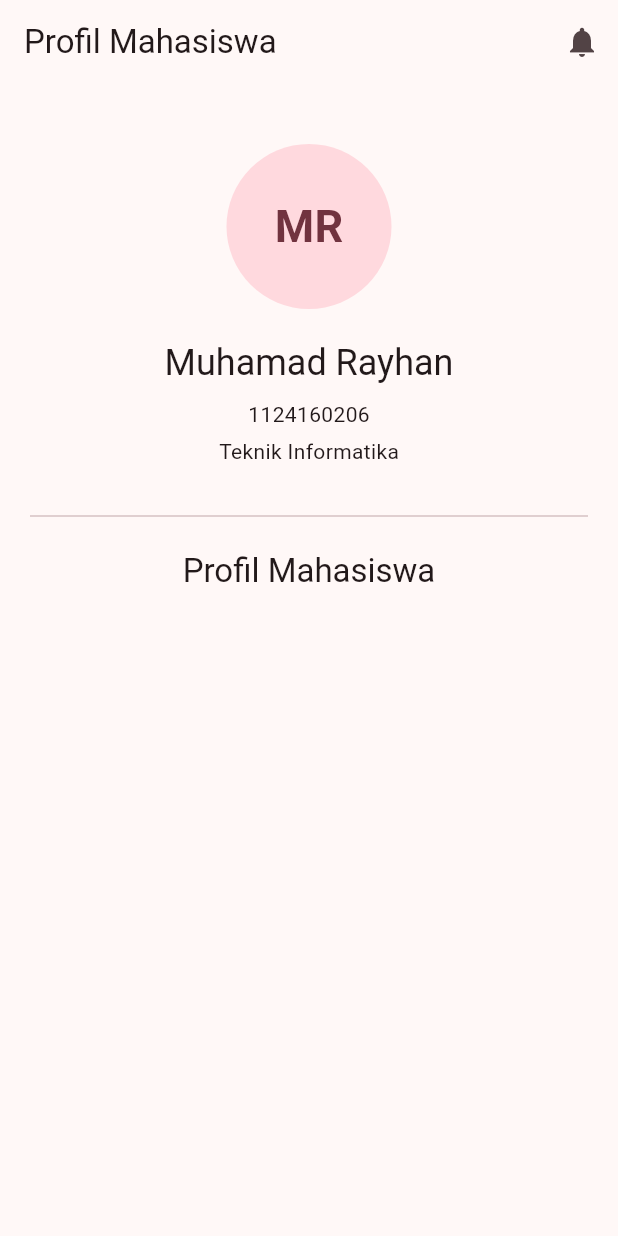
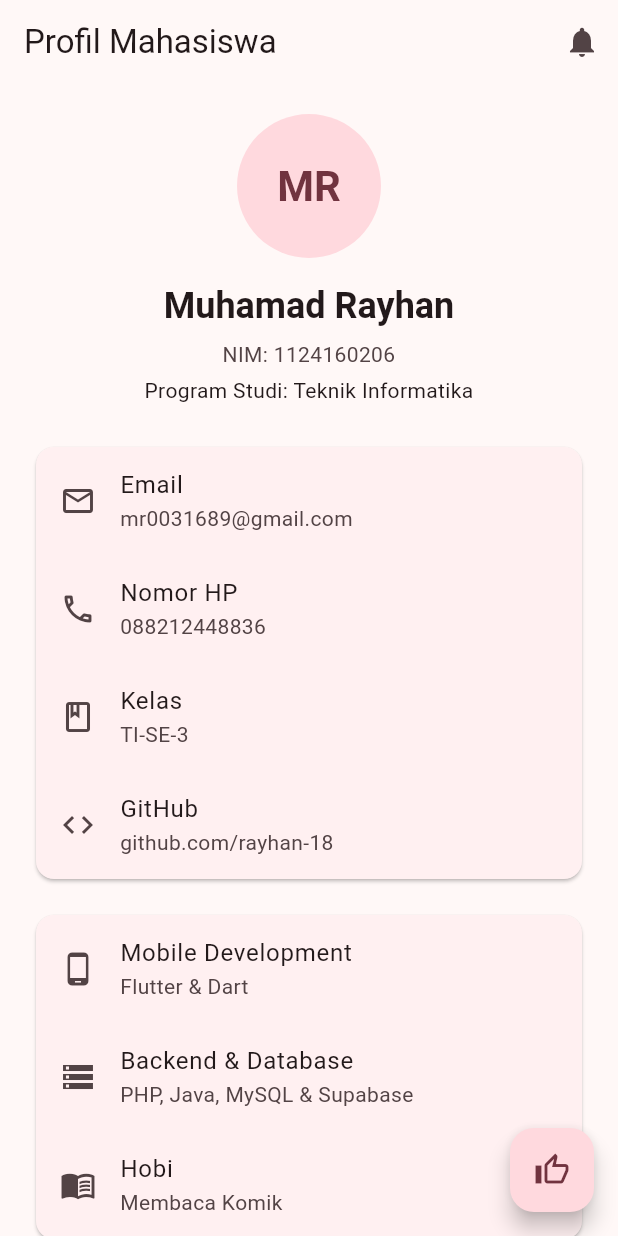
Before and after one commit to rayhan-18/uts-pml-1124160206, a Flutter app: the screen it shows after launch, on a phone screen of 412 x 824 dp. Run offline on Flutter 3.47's test engine with Material 3 defaults, Android fonts, the phone set to English and light mode, and no system bars.

Commit message:
tahap 3: kartu informasi dan InfoTile

```diff
--- a/lib/profile_page.dart
+++ b/lib/profile_page.dart
@@ -1,4 +1,3 @@
-
 import 'package:flutter/material.dart';
 
 class ProfilePage extends StatelessWidget {
@@ -6,6 +5,9 @@ class ProfilePage extends StatelessWidget {
 
   @override
   Widget build(BuildContext context) {
+    final textTheme = Theme.of(context).textTheme;
+    final colorScheme = Theme.of(context).colorScheme;
+
     return Scaffold(
       appBar: AppBar(
         title: const Text('Profil Mahasiswa'),
@@ -19,60 +21,135 @@ class ProfilePage extends StatelessWidget {
       body: SafeArea(
         child: SingleChildScrollView(
           child: Padding(
-            padding: const EdgeInsets.all(20),
+            padding: const EdgeInsets.all(20.0),
+            child: SizedBox(
+              width: double.infinity,
               child: Column(
+                crossAxisAlignment: CrossAxisAlignment.center,
                 children: [
-                const SizedBox(height: 20),
-
-                const CircleAvatar(
-                  radius: 55,
+                  CircleAvatar(
+                    radius: 48,
+                    backgroundColor: colorScheme.primaryContainer,
                     child: Text(
                       'MR',
-                    style: TextStyle(
-                      fontSize: 30,
+                      style: textTheme.headlineMedium?.copyWith(
+                        color: colorScheme.onPrimaryContainer,
                         fontWeight: FontWeight.bold,
                       ),
                     ),
                   ),
-
-                const SizedBox(height: 20),
-
+                  const SizedBox(height: 16),
                   Text(
                     'Muhamad Rayhan',
-                  style: Theme.of(context).textTheme.headlineSmall,
+                    style: textTheme.headlineSmall?.copyWith(
+                      fontWeight: FontWeight.bold,
                     ),
+                    textAlign: TextAlign.center,
+                  ),
+                  const SizedBox(height: 6),
+                  Text(
+                    'NIM: 1124160206',
+                    style: textTheme.bodyMedium?.copyWith(
+                      color: colorScheme.onSurfaceVariant,
+                    ),
+                    textAlign: TextAlign.center,
+                  ),
+                  const SizedBox(height: 4),
+                  Text(
+                    'Program Studi: Teknik Informatika',
+                    style: textTheme.bodyMedium,
+                    textAlign: TextAlign.center,
+                  ),
+                  const SizedBox(height: 24),
 
-                const SizedBox(height: 8),
+                  const Card(
+                    child: Column(
+                      children: [
+                        InfoTile(
+                          icon: Icons.email_outlined,
+                          label: 'Email',
+                          value: 'mr0031689@gmail.com',
+                        ),
+                        InfoTile(
+                          icon: Icons.phone_outlined,
+                          label: 'Nomor HP',
+                          value: '088212448836',
+                        ),
+                        InfoTile(
+                          icon: Icons.class_outlined,
+                          label: 'Kelas',
+                          value: 'TI-SE-3',
+                        ),
+                        InfoTile(
+                          icon: Icons.code,
+                          label: 'GitHub',
+                          value: 'github.com/rayhan-18',
+                        ),
+                      ],
+                    ),
+                  ),
+                  const SizedBox(height: 16),
 
-                Text(
-                  '1124160206',
-                  style: Theme.of(context).textTheme.bodyMedium,
+                  const Card(
+                    child: Column(
+                      children: [
+                        InfoTile(
+                          icon: Icons.phone_android,
+                          label: 'Mobile Development',
+                          value: 'Flutter & Dart',
                         ),
-
-                const SizedBox(height: 5),
-
-                Text(
-                  'Teknik Informatika',
-                  style: Theme.of(context).textTheme.bodyMedium,
+                        InfoTile(
+                          icon: Icons.storage_outlined,
+                          label: 'Backend & Database',
+                          value: 'PHP, Java, MySQL & Supabase',
                         ),
-
-                const SizedBox(height: 25),
-
-                const Divider(),
-
-                const SizedBox(height: 15),
-
-                Text(
-                  'Profil Mahasiswa',
-                  style: Theme.of(context).textTheme.titleLarge,
+                        InfoTile(
+                          icon: Icons.menu_book_outlined,
+                          label: 'Hobi',
+                          value: 'Membaca Komik',
                         ),
-
-                const SizedBox(height: 15),
+                      ],
+                    ),
+                  ),
+                  const SizedBox(height: 72),
                 ],
               ),
             ),
           ),
         ),
+      ),
+      floatingActionButton: FloatingActionButton(
+        onPressed: () {
+          ScaffoldMessenger.of(context).showSnackBar(
+            const SnackBar(
+              content: Text('Terima kasih telah melihat profil saya'),
+            ),
+          );
+        },
+        child: const Icon(Icons.thumb_up_outlined),
+      ),
     );
   }
 }
+
+class InfoTile extends StatelessWidget {
+  final IconData icon;
+  final String label;
+  final String value;
+
+  const InfoTile({
+    super.key,
+    required this.icon,
+    required this.label,
+    required this.value,
+  });
+
+  @override
+  Widget build(BuildContext context) {
+    return ListTile(
+      leading: Icon(icon),
+      title: Text(label),
+      subtitle: Text(value),
+    );
+  }
+}
```
Lines whose indentation alone changed are shown as unchanged.
